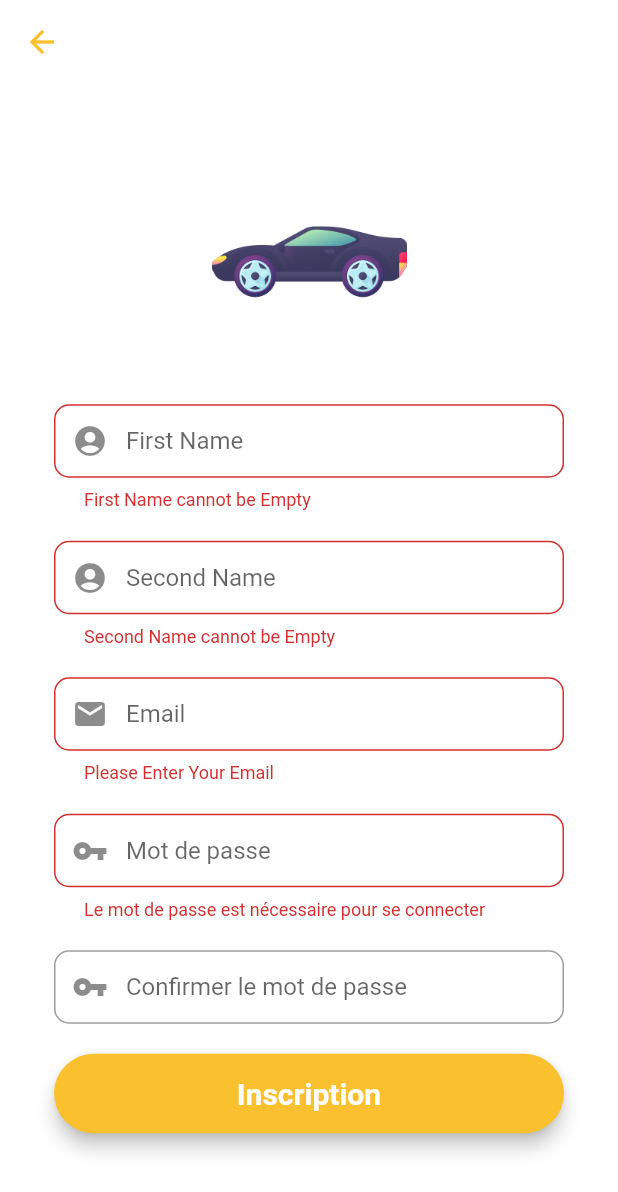
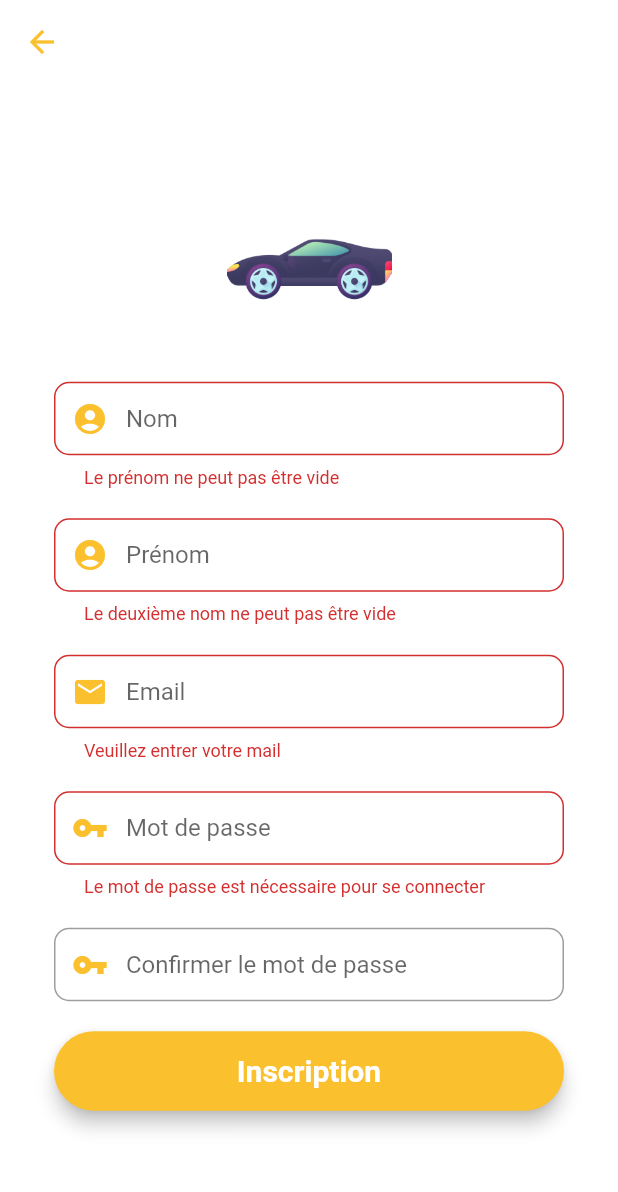
Before and after one commit to omar6260/taxi-app, a Flutter app: the RegistrationScreen screen opened directly, after a tap on "Inscription", on a phone screen of 412 x 824 dp. Shown: the top 1192 px of the screen. Run offline on Flutter 3.47's test engine with Material 2 defaults, Android fonts, the phone set to English and light mode, and no system bars; our stand-ins replace animated_text_kit, avatar_glow, cloud_firestore, firebase_auth, firebase_core, fluttertoast and 1 more; missing offline and left inert: flutter_onboard, flutter_polyline_points; accounts and stored records are empty.

Commit message:
new modification

```diff
--- a/lib/pages/login.dart
+++ b/lib/pages/login.dart
@@ -17,8 +17,8 @@ class _LoginScreenState extends State<LoginScreen> {
   final _formKey = GlobalKey<FormState>();
 
   // editing controller
-  final TextEditingController emailController = new TextEditingController();
-  final TextEditingController passwordController = new TextEditingController();
+  final TextEditingController emailController = TextEditingController();
+  final TextEditingController passwordController = TextEditingController();
 
   // firebase
   final _auth = FirebaseAuth.instance;
@@ -35,12 +35,12 @@ class _LoginScreenState extends State<LoginScreen> {
         keyboardType: TextInputType.emailAddress,
         validator: (value) {
           if (value!.isEmpty) {
-            return ("Please Enter Your Email");
+            return ("Veuillez entrer votre mail");
           }
           // reg expression for email validation
           if (!RegExp("^[a-zA-Z0-9+_.-]+@[a-zA-Z0-9.-]+.[a-z]")
               .hasMatch(value)) {
-            return ("Please Enter a valid email");
+            return ("Veuillez entrer une adresse électronique valide");
           }
           return null;
         },
@@ -49,7 +49,7 @@ class _LoginScreenState extends State<LoginScreen> {
         },
         textInputAction: TextInputAction.next,
         decoration: InputDecoration(
-          prefixIcon: Icon(Icons.mail),
+          prefixIcon: Icon(Icons.mail, color: Colors.yellow[700]),
           contentPadding: EdgeInsets.fromLTRB(20, 15, 20, 15),
           hintText: "Email",
           border: OutlineInputBorder(
@@ -65,10 +65,10 @@ class _LoginScreenState extends State<LoginScreen> {
         validator: (value) {
           RegExp regex = new RegExp(r'^.{6,}$');
           if (value!.isEmpty) {
-            return ("Password is required for login");
+            return ("Le mot de passe est nécessaire pour se connecter");
           }
           if (!regex.hasMatch(value)) {
-            return ("Enter Valid Password(Min. 6 Character)");
+            return ("Entre un mot pass valide (Min. 6 Caractére)");
           }
         },
         onSaved: (value) {
@@ -76,9 +76,9 @@ class _LoginScreenState extends State<LoginScreen> {
         },
         textInputAction: TextInputAction.done,
         decoration: InputDecoration(
-          prefixIcon: Icon(Icons.vpn_key),
+          prefixIcon: Icon(Icons.vpn_key, color: Colors.yellow[700]),
           contentPadding: EdgeInsets.fromLTRB(20, 15, 20, 15),
-          hintText: "Password",
+          hintText: "Mot de passe",
           border: OutlineInputBorder(
             borderRadius: BorderRadius.circular(10),
           ),
@@ -95,7 +95,7 @@ class _LoginScreenState extends State<LoginScreen> {
             signIn(emailController.text, passwordController.text);
           },
           child: Text(
-            "Login",
+            "Connexion",
             textAlign: TextAlign.center,
             style: TextStyle(
                 fontSize: 20, color: Colors.white, fontWeight: FontWeight.bold),
@@ -122,27 +122,27 @@ class _LoginScreenState extends State<LoginScreen> {
                           "assets/taxi.png",
                           fit: BoxFit.contain,
                         )),
-                    SizedBox(height: 45),
+                    const SizedBox(height: 45),
                     emailField,
-                    SizedBox(height: 25),
+                    const SizedBox(height: 25),
                     passwordField,
-                    SizedBox(height: 35),
+                    const SizedBox(height: 35),
                     loginButton,
-                    SizedBox(height: 15),
+                    const SizedBox(height: 15),
                     Row(
                         mainAxisAlignment: MainAxisAlignment.center,
                         children: <Widget>[
-                          Text("Don't have an account? "),
+                          const Text("Vous n'avez pas de compte ? "),
                           GestureDetector(
                             onTap: () {
                               Navigator.push(
                                   context,
                                   MaterialPageRoute(
                                       builder: (context) =>
-                                          RegistrationScreen()));
+                                          const RegistrationScreen()));
                             },
                             child: Text(
-                              "SignUp",
+                              "Inscription",
                               style: TextStyle(
                                   color: Colors.yellow[700],
                                   fontWeight: FontWeight.bold,
@@ -167,33 +167,34 @@ class _LoginScreenState extends State<LoginScreen> {
         await _auth
             .signInWithEmailAndPassword(email: email, password: password)
             .then((uid) => {
-                  Fluttertoast.showToast(msg: "Login Successful"),
+                  Fluttertoast.showToast(msg: "Inscription réussi"),
                   Navigator.of(context).pushReplacement(MaterialPageRoute(
                       builder: (context) => GoogleMapService())),
                 });
       } on FirebaseAuthException catch (error) {
         switch (error.code) {
-          case "invalid-email":
-            errorMessage = "Your email address appears to be malformed.";
+          case "email-invalide":
+            errorMessage = "Votre adresse e-mail semble être malformée.";
 
             break;
-          case "wrong-password":
-            errorMessage = "Your password is wrong.";
+          case "mauvais mot de passe":
+            errorMessage = "Votre mot de passe est incorrect.";
             break;
-          case "user-not-found":
-            errorMessage = "User with this email doesn't exist.";
+          case "utilisateur non trouvé":
+            errorMessage = "L'utilisateur avec cet email n'existe pas.";
             break;
-          case "user-disabled":
-            errorMessage = "User with this email has been disabled.";
+          case "utilisateur désactivé":
+            errorMessage = "L'utilisateur avec cet email a été désactivé.";
             break;
-          case "too-many-requests":
-            errorMessage = "Too many requests";
+          case "trop de demandes":
+            errorMessage = "trop de demandes";
             break;
-          case "operation-not-allowed":
-            errorMessage = "Signing in with Email and Password is not enabled.";
+          case "opération-non-autorisée":
+            errorMessage =
+                "La connexion avec l'adresse électronique et le mot de passe n'est pas activée.";
             break;
           default:
-            errorMessage = "An undefined Error happened.";
+            errorMessage = "Une erreur non définie s'est produite.";
         }
         Fluttertoast.showToast(msg: errorMessage!);
         print(error.code);
--- a/lib/pages/onboarding.dart
+++ b/lib/pages/onboarding.dart
@@ -20,7 +20,10 @@ class _OnboardingPageState extends State<OnboardingPage> {
         // Either Provide onSkip Callback or skipButton Widget to handle skip state
         onSkip: () {},
         // Either Provide onDone Callback or nextButton Widget to handle done state
-        onDone: () {},
+        onDone: () {
+          Navigator.pushReplacement(context,
+              MaterialPageRoute(builder: (context) => const LoginScreen()));
+        },
         onBoardData: onBoardData,
         titleStyles: TextStyle(
           color: Colors.yellow[700],
--- a/lib/pages/register.dart
+++ b/lib/pages/register.dart
@@ -22,11 +22,11 @@ class _RegistrationScreenState extends State<RegistrationScreen> {
   // our form key
   final _formKey = GlobalKey<FormState>();
   // editing Controller
-  final firstNameEditingController = new TextEditingController();
-  final secondNameEditingController = new TextEditingController();
-  final emailEditingController = new TextEditingController();
-  final passwordEditingController = new TextEditingController();
-  final confirmPasswordEditingController = new TextEditingController();
+  final firstNameEditingController = TextEditingController();
+  final secondNameEditingController = TextEditingController();
+  final emailEditingController = TextEditingController();
+  final passwordEditingController = TextEditingController();
+  final confirmPasswordEditingController = TextEditingController();
 
   @override
   Widget build(BuildContext context) {
@@ -38,10 +38,10 @@ class _RegistrationScreenState extends State<RegistrationScreen> {
         validator: (value) {
           RegExp regex = new RegExp(r'^.{3,}$');
           if (value!.isEmpty) {
-            return ("First Name cannot be Empty");
+            return ("Le prénom ne peut pas être vide");
           }
           if (!regex.hasMatch(value)) {
-            return ("Enter Valid name(Min. 3 Character)");
+            return ("Entrez un nom valide (Min. 3 caractères)");
           }
           return null;
         },
@@ -50,9 +50,9 @@ class _RegistrationScreenState extends State<RegistrationScreen> {
         },
         textInputAction: TextInputAction.next,
         decoration: InputDecoration(
-          prefixIcon: Icon(Icons.account_circle),
+          prefixIcon: Icon(Icons.account_circle, color: Colors.yellow[700]),
           contentPadding: EdgeInsets.fromLTRB(20, 15, 20, 15),
-          hintText: "First Name",
+          hintText: "Nom",
           border: OutlineInputBorder(
             borderRadius: BorderRadius.circular(10),
           ),
@@ -65,7 +65,7 @@ class _RegistrationScreenState extends State<RegistrationScreen> {
         keyboardType: TextInputType.name,
         validator: (value) {
           if (value!.isEmpty) {
-            return ("Second Name cannot be Empty");
+            return ("Le deuxième nom ne peut pas être vide");
           }
           return null;
         },
@@ -74,9 +74,9 @@ class _RegistrationScreenState extends State<RegistrationScreen> {
         },
         textInputAction: TextInputAction.next,
         decoration: InputDecoration(
-          prefixIcon: Icon(Icons.account_circle),
+          prefixIcon: Icon(Icons.account_circle, color: Colors.yellow[700]),
           contentPadding: EdgeInsets.fromLTRB(20, 15, 20, 15),
-          hintText: "Second Name",
+          hintText: "Prénom",
           border: OutlineInputBorder(
             borderRadius: BorderRadius.circular(10),
           ),
@@ -89,7 +89,7 @@ class _RegistrationScreenState extends State<RegistrationScreen> {
         keyboardType: TextInputType.emailAddress,
         validator: (value) {
           if (value!.isEmpty) {
-            return ("Please Enter Your Email");
+            return ("Veuillez entrer votre mail");
           }
           // reg expression for email validation
           if (!RegExp("^[a-zA-Z0-9+_.-]+@[a-zA-Z0-9.-]+.[a-z]")
@@ -103,7 +103,7 @@ class _RegistrationScreenState extends State<RegistrationScreen> {
         },
         textInputAction: TextInputAction.next,
         decoration: InputDecoration(
-          prefixIcon: Icon(Icons.mail),
+          prefixIcon: Icon(Icons.mail, color: Colors.yellow[700]),
           contentPadding: EdgeInsets.fromLTRB(20, 15, 20, 15),
           hintText: "Email",
           border: OutlineInputBorder(
@@ -130,7 +130,7 @@ class _RegistrationScreenState extends State<RegistrationScreen> {
         },
         textInputAction: TextInputAction.next,
         decoration: InputDecoration(
-          prefixIcon: Icon(Icons.vpn_key),
+          prefixIcon: Icon(Icons.vpn_key, color: Colors.yellow[700]),
           contentPadding: EdgeInsets.fromLTRB(20, 15, 20, 15),
           hintText: "Mot de passe",
           border: OutlineInputBorder(
@@ -155,7 +155,7 @@ class _RegistrationScreenState extends State<RegistrationScreen> {
         },
         textInputAction: TextInputAction.done,
         decoration: InputDecoration(
-          prefixIcon: Icon(Icons.vpn_key),
+          prefixIcon: Icon(Icons.vpn_key, color: Colors.yellow[700]),
           contentPadding: EdgeInsets.fromLTRB(20, 15, 20, 15),
           hintText: "Confirmer le mot de passe",
           border: OutlineInputBorder(
@@ -208,20 +208,20 @@ class _RegistrationScreenState extends State<RegistrationScreen> {
                   crossAxisAlignment: CrossAxisAlignment.center,
                   children: <Widget>[
                     SizedBox(
-                        height: 130,
+                        height: 110,
                         child: Image.asset(
                           "assets/taxi.png",
                           fit: BoxFit.contain,
                         )),
-                    const SizedBox(height: 30),
+                    const SizedBox(height: 20),
                     firstNameField,
                     const SizedBox(height: 20),
                     secondNameField,
                     const SizedBox(height: 20),
                     emailField,
-                    SizedBox(height: 20),
+                    const SizedBox(height: 20),
                     passwordField,
-                    SizedBox(height: 20),
+                    const SizedBox(height: 20),
                     confirmPasswordField,
                     SizedBox(height: 20),
                     signUpButton,
@@ -236,6 +236,7 @@ class _RegistrationScreenState extends State<RegistrationScreen> {
     );
   }
 
+// register function
   void signUp(String email, String password) async {
     if (_formKey.currentState!.validate()) {
       try {
@@ -247,26 +248,28 @@ class _RegistrationScreenState extends State<RegistrationScreen> {
         });
       } on FirebaseAuthException catch (error) {
         switch (error.code) {
-          case "invalid-email":
-            errorMessage = "Your email address appears to be malformed.";
+          case "email-invalide":
+            errorMessage = "Votre adresse e-mail semble être malformée.";
+
             break;
-          case "wrong-password":
-            errorMessage = "Your password is wrong.";
+          case "mauvais mot de passe":
+            errorMessage = "Votre mot de passe est incorrect.";
             break;
-          case "user-not-found":
-            errorMessage = "User with this email doesn't exist.";
+          case "utilisateur non trouvé":
+            errorMessage = "L'utilisateur avec cet email n'existe pas.";
             break;
-          case "user-disabled":
-            errorMessage = "User with this email has been disabled.";
+          case "utilisateur désactivé":
+            errorMessage = "L'utilisateur avec cet email a été désactivé.";
             break;
-          case "too-many-requests":
-            errorMessage = "Too many requests";
+          case "trop de demandes":
+            errorMessage = "trop de demandes";
             break;
-          case "operation-not-allowed":
-            errorMessage = "Signing in with Email and Password is not enabled.";
+          case "opération-non-autorisée":
+            errorMessage =
+                "La connexion avec l'adresse électronique et le mot de passe n'est pas activée.";
             break;
           default:
-            errorMessage = "An undefined Error happened.";
+            errorMessage = "Une erreur non définie s'est produite.";
         }
         Fluttertoast.showToast(msg: errorMessage!);
         print(error.code);
@@ -294,7 +297,7 @@ class _RegistrationScreenState extends State<RegistrationScreen> {
         .collection("users")
         .doc(user.uid)
         .set(userModel.toMap());
-    Fluttertoast.showToast(msg: "Account created successfully :) ");
+    Fluttertoast.showToast(msg: "Compte créé avec succès :) ");
 
     Navigator.pushAndRemoveUntil(
         (context),
```
Also changed, not shown: lib/pages/home.dart (added, +17 -0 lines), lib/pages/splash.dart (+35 -2 lines), assets/logo1_old.png (added).
